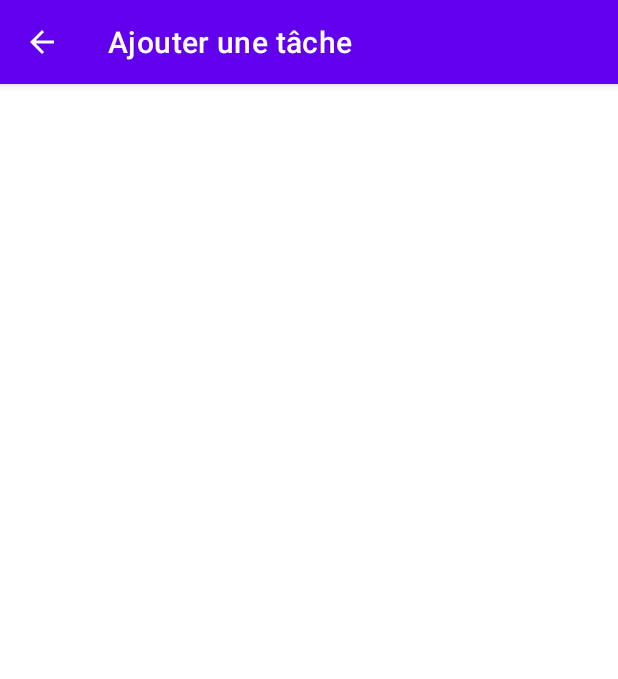
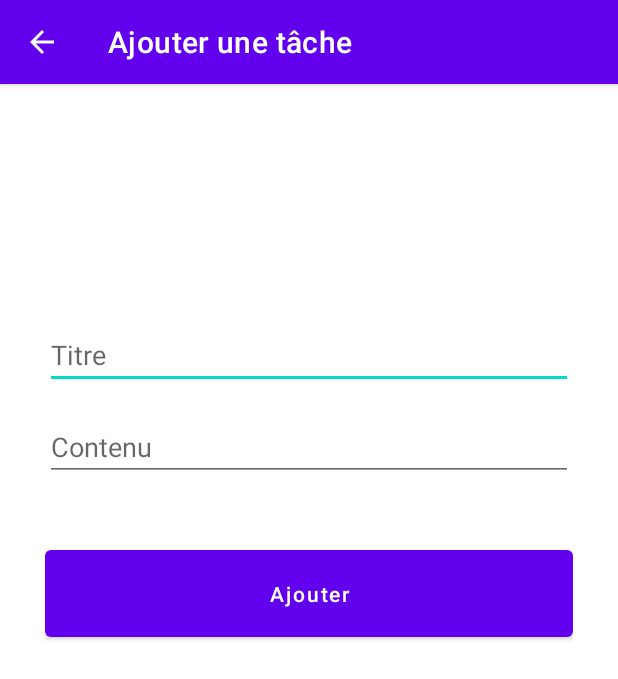
Before and after one commit to Maksew/TodoListKotlin, an Android app: the AddActivities screen opened directly, with no data from a screen before it, on a phone screen of 412 x 824 dp. Shown: the top 679 px of the screen. Run offline under Robolectric (Android 15) with nearby library versions, the phone set to English and light mode, and no system bars.

Commit message:
+ "Titre","Contenu" + Btn Valider dans Page Ajout tâche

```diff
--- a/app/src/main/res/layout/activity_add.xml
+++ b/app/src/main/res/layout/activity_add.xml
@@ -4,6 +4,44 @@
     xmlns:tools="http://schemas.android.com/tools"
     android:layout_width="match_parent"
     android:layout_height="match_parent"
+    android:padding="30dp"
     tools:context=".AddActivities">
 
+
+    <EditText
+        android:id="@+id/titleInput"
+        android:layout_width="match_parent"
+        android:layout_height="wrap_content"
+        android:layout_marginTop="128dp"
+        android:ems="10"
+        android:inputType="textPersonName"
+        android:hint="Titre"
+        app:layout_constraintEnd_toEndOf="parent"
+        app:layout_constraintHorizontal_bias="0.497"
+        app:layout_constraintStart_toStartOf="parent"
+        app:layout_constraintTop_toTopOf="parent" />
+
+    <EditText
+        android:id="@+id/contentInput"
+        android:layout_width="match_parent"
+        android:layout_height="wrap_content"
+        android:layout_marginTop="16dp"
+        android:ems="10"
+        android:inputType="textPersonName"
+        android:hint="Contenu"
+        app:layout_constraintEnd_toEndOf="parent"
+        app:layout_constraintStart_toStartOf="parent"
+        app:layout_constraintTop_toBottomOf="@+id/titleInput" />
+
+    <Button
+        android:id="@+id/saveButton"
+        android:layout_width="match_parent"
+        android:layout_height="70dp"
+        android:layout_marginTop="40dp"
+        android:text="Ajouter"
+        android:textAllCaps="false"
+        app:layout_constraintEnd_toEndOf="parent"
+        app:layout_constraintHorizontal_bias="0.498"
+        app:layout_constraintStart_toStartOf="parent"
+        app:layout_constraintTop_toBottomOf="@+id/contentInput" />
 </androidx.constraintlayout.widget.ConstraintLayout>
```
